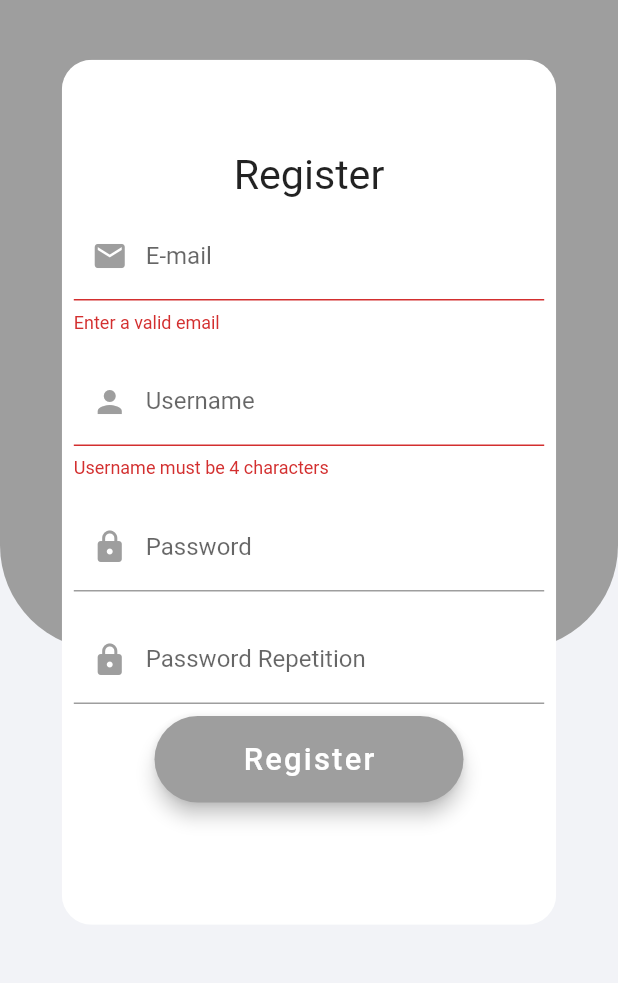
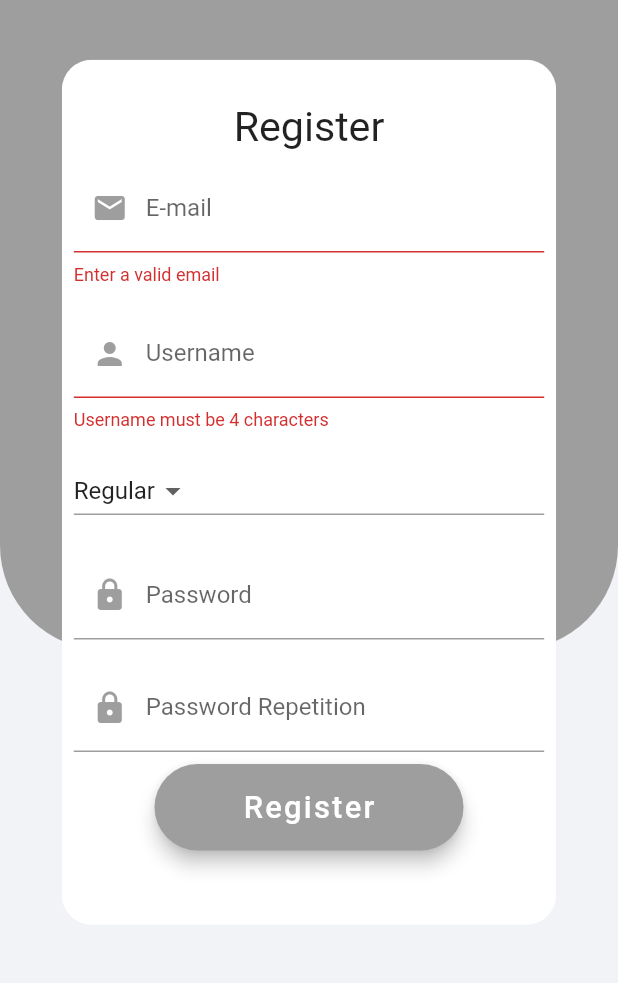
Before and after one commit to xAquaCulinaris/Rollbrett_Flutter, a Flutter app: the RegisterView screen opened by its route, after a tap on "Register", on a phone screen of 412 x 824 dp, the part 215-1198 px from its top. Run offline on Flutter 3.47's test engine with Material 2 defaults, Android fonts, the phone set to English and light mode, and no system bars; our stand-ins replace cloud_firestore, email_validator, firebase_auth, firebase_storage, flutter_spinkit, image_picker and 1 more; missing offline and left inert: flutter_beacon, shake, video_thumbnail; accounts and stored records are empty; network calls fail.

Commit message:
added stance selection to registration

```diff
--- a/lib/Class/user.dart
+++ b/lib/Class/user.dart
@@ -2,6 +2,7 @@ class User {
   final String uid;
   String name;
   String profilePicture;
+  String stance;
 
-  User({this.uid, this.name, this.profilePicture});
+  User({this.uid, this.name, this.profilePicture, this.stance});
 }
--- a/lib/Login/registerView.dart
+++ b/lib/Login/registerView.dart
@@ -1,4 +1,5 @@
 import 'package:flutter/material.dart';
+import 'package:rollbrett_rottweil/Reusable_Widget/StanceSelectoin.dart';
 import 'package:rollbrett_rottweil/Reusable_Widget/customMessageBox.dart';
 import 'package:rollbrett_rottweil/Reusable_Widget/emailField.dart';
 import 'package:rollbrett_rottweil/Reusable_Widget/loading.dart';
@@ -19,10 +20,13 @@ class _RegisterViewState extends State<RegisterView> {
   final AuthService _auth = AuthService();
   final _formKey = GlobalKey<FormState>();
 
+
+
   bool isLoading = false;
 
   String email = "";
   String username = "";
+  String stance = "Regular";
   String password = "";
   String passwordRepetition = "";
 
@@ -36,6 +40,10 @@ class _RegisterViewState extends State<RegisterView> {
 
   void setPasswordRep(String text) {
     passwordRepetition = text;
+  }
+
+  void setStance(String text) {
+    stance = text;
   }
 
   void catchEmailError(Object err) {
@@ -55,12 +63,14 @@ class _RegisterViewState extends State<RegisterView> {
   }
 
   void _registerButtonPressed() async {
+    print(stance);
     if (_formKey.currentState.validate()) {
       if (!await UserServiceTest.userNameExists(username)) {
         setState(() {
           isLoading = true;
         });
-        _auth.register(email, password, username).catchError(catchEmailError);
+        //TODO fix changeing view on registration (it doesent change to home screen right now)
+        _auth.register(email, password, username, stance).catchError(catchEmailError);
       } else {
         showDialog(
           context: context,
@@ -117,6 +127,7 @@ class _RegisterViewState extends State<RegisterView> {
                       children: [
                         EmailField(text: email, function: setEmail, labelText: "E-mail", icon: Icons.email),
                         UsernameField(username, _setUsername),
+                        StanceSelection(stance, setStance),
                         PasswordField(setPassword, 'Password', true),
                         PasswordField(setPasswordRep, 'Password Repetition', false),
                         RoundedButton("Register", _registerButtonPressed, 40, 20),
--- /dev/null
+++ b/lib/Reusable_Widget/StanceSelectoin.dart
@@ -0,0 +1,43 @@
+import 'package:flutter/material.dart';
+
+class StanceSelection extends StatefulWidget {
+  String currentStance;
+  Function setStance;
+
+  StanceSelection(this.currentStance, this.setStance);
+
+  @override
+  _StanceSelectionState createState() => _StanceSelectionState();
+}
+
+class _StanceSelectionState extends State<StanceSelection> {
+  @override
+  Widget build(BuildContext context) {
+    return Padding(
+      padding: const EdgeInsets.all(8.0),
+      child: Container(
+        width: 500,
+        child: DropdownButton<String>(
+          value: widget.currentStance,
+          elevation: 16,
+          underline: Container(
+            height: 1,
+            color: Colors.grey,
+          ),
+          onChanged: (String newValue) {
+            setState(() {
+              widget.currentStance = newValue;
+            });
+            widget.setStance(widget.currentStance);
+          },
+          items: <String>['Regular', 'Goofy'].map<DropdownMenuItem<String>>((String value) {
+            return DropdownMenuItem(
+              value: value,
+              child: Text(value),
+            );
+          }).toList(),
+        ),
+      ),
+    );
+  }
+}
--- a/lib/firebase/authService.dart
+++ b/lib/firebase/authService.dart
@@ -44,13 +44,13 @@ class AuthService {
     }
   }
 
-  Future register(String email, String password, String username) async {
+  Future register(String email, String password, String username, String stance) async {
     try {
       AuthResult result = await _auth.createUserWithEmailAndPassword(email: email, password: password);
       FirebaseUser user = result.user;
       //TODO; add dynamic picture
       await UserService(user.uid, username,
-              'https://firebasestorage.googleapis.com/v0/b/rollbrett-rottweil-flutter.appspot.com/o/thumbnails%2F1a817c2a-0291-4af6-af22-4904fa72c12c?alt=media&token=1dec4a49-b478-4807-94c1-301bcc7f1727')
+              'https://firebasestorage.googleapis.com/v0/b/rollbrett-rottweil-flutter.appspot.com/o/thumbnails%2F1a817c2a-0291-4af6-af22-4904fa72c12c?alt=media&token=1dec4a49-b478-4807-94c1-301bcc7f1727', stance)
           .updateUserData(username);
       return _convertUser(user);
     } catch (signUpError) {
--- a/lib/firebase/userService.dart
+++ b/lib/firebase/userService.dart
@@ -4,13 +4,14 @@ class UserService {
   final String uid;
   final String username;
   final String profilePic;
+  final String stance;
 
-  UserService(this.uid, this.username, this.profilePic);
+  UserService(this.uid, this.username, this.profilePic, this.stance);
 
   final CollectionReference collection = Firestore.instance.collection('users');
 
   //create user OR update his data if he already exists
   Future updateUserData(String name) async {
-    return await collection.document(uid).setData({'name': name, 'uid': uid, 'profilePic': profilePic});
+    return await collection.document(uid).setData({'name': name, 'uid': uid, 'profilePic': profilePic, 'stance': stance});
   }
 }
--- a/lib/firebase/userServiceTest.dart
+++ b/lib/firebase/userServiceTest.dart
@@ -22,7 +22,7 @@ class UserServiceTest {
   }
 
   static User _convertUser(Map<String, dynamic> map) {
-    return User(uid: map["uid"], name: map["name"], profilePicture: map['profilePic']);
+    return User(uid: map["uid"], name: map["name"], profilePicture: map['profilePic'], stance: map['stance']);
   }
 
   static Future<String> getUsername(String uid) async {
```
Also changed, not shown: lib/OwnTheSpot/ProfileView/EditProfile/editProfileView.dart (+8 -30 lines).
